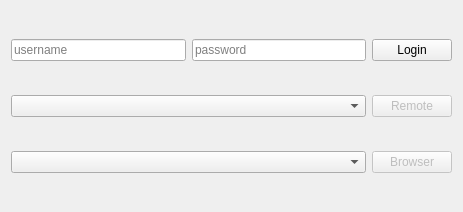
This is mainwindow.ui in coryo/plexdesktop as Qt 5 draws it before an edit. The edited form follows.
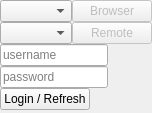
This is the edited form.

```diff
--- a/mainwindow.ui
+++ b/mainwindow.ui
@@ -6,22 +6,84 @@
    <rect>
     <x>0</x>
     <y>0</y>
-    <width>463</width>
-    <height>212</height>
+    <width>146</width>
+    <height>113</height>
    </rect>
   </property>
   <property name="windowTitle">
    <string>plexdesktop</string>
   </property>
   <widget class="QWidget" name="centralWidget">
-   <layout class="QGridLayout" name="gridLayout_2">
-    <item row="0" column="2">
-     <widget class="QPushButton" name="btn_login">
+   <layout class="QVBoxLayout" name="verticalLayout">
+    <property name="spacing">
+     <number>0</number>
+    </property>
+    <property name="leftMargin">
+     <number>0</number>
+    </property>
+    <property name="topMargin">
+     <number>0</number>
+    </property>
+    <property name="rightMargin">
+     <number>0</number>
+    </property>
+    <property name="bottomMargin">
+     <number>0</number>
+    </property>
+    <item>
+     <layout class="QGridLayout" name="gridLayout">
+      <property name="spacing">
+       <number>0</number>
+      </property>
+      <item row="0" column="1">
+       <widget class="QPushButton" name="btn_browser">
+        <property name="enabled">
+         <bool>false</bool>
+        </property>
       <property name="text">
-       <string>Login</string>
+         <string>Browser</string>
       </property>
      </widget>
     </item>
+      <item row="0" column="0">
+       <widget class="QComboBox" name="servers"/>
+      </item>
+      <item row="1" column="0">
+       <widget class="QComboBox" name="players"/>
+      </item>
+      <item row="1" column="1">
+       <widget class="QPushButton" name="btn_remote">
+        <property name="enabled">
+         <bool>false</bool>
+        </property>
+        <property name="text">
+         <string>Remote</string>
+        </property>
+       </widget>
+      </item>
+      <item row="1" column="2">
+       <spacer name="horizontalSpacer">
+        <property name="orientation">
+         <enum>Qt::Horizontal</enum>
+        </property>
+        <property name="sizeHint" stdset="0">
+         <size>
+          <width>40</width>
+          <height>20</height>
+         </size>
+        </property>
+       </spacer>
+      </item>
+     </layout>
+    </item>
+    <item>
+     <layout class="QFormLayout" name="formLayout_2">
+      <property name="horizontalSpacing">
+       <number>0</number>
+      </property>
+      <property name="verticalSpacing">
+       <number>0</number>
+      </property>
     <item row="0" column="0">
      <widget class="QLineEdit" name="user">
       <property name="placeholderText">
@@ -29,20 +91,7 @@
       </property>
      </widget>
     </item>
-    <item row="3" column="2">
-     <widget class="QPushButton" name="btn_launch">
-      <property name="enabled">
-       <bool>false</bool>
-      </property>
-      <property name="text">
-       <string>Remote</string>
-      </property>
-     </widget>
-    </item>
-    <item row="3" column="0" colspan="2">
-     <widget class="QComboBox" name="players"/>
-    </item>
-    <item row="0" column="1">
+      <item row="1" column="0">
      <widget class="QLineEdit" name="password">
       <property name="echoMode">
        <enum>QLineEdit::Password</enum>
@@ -52,18 +101,14 @@
       </property>
      </widget>
     </item>
-    <item row="4" column="0" colspan="2">
-     <widget class="QComboBox" name="servers"/>
-    </item>
-    <item row="4" column="2">
-     <widget class="QPushButton" name="btn_browser">
-      <property name="enabled">
-       <bool>false</bool>
-      </property>
+      <item row="2" column="0">
+       <widget class="QPushButton" name="btn_login">
       <property name="text">
-       <string>Browser</string>
-      </property>
-     </widget>
+         <string>Login / Refresh</string>
+        </property>
+       </widget>
+      </item>
+     </layout>
     </item>
    </layout>
   </widget>
```
Lines whose indentation alone changed are shown as unchanged.
